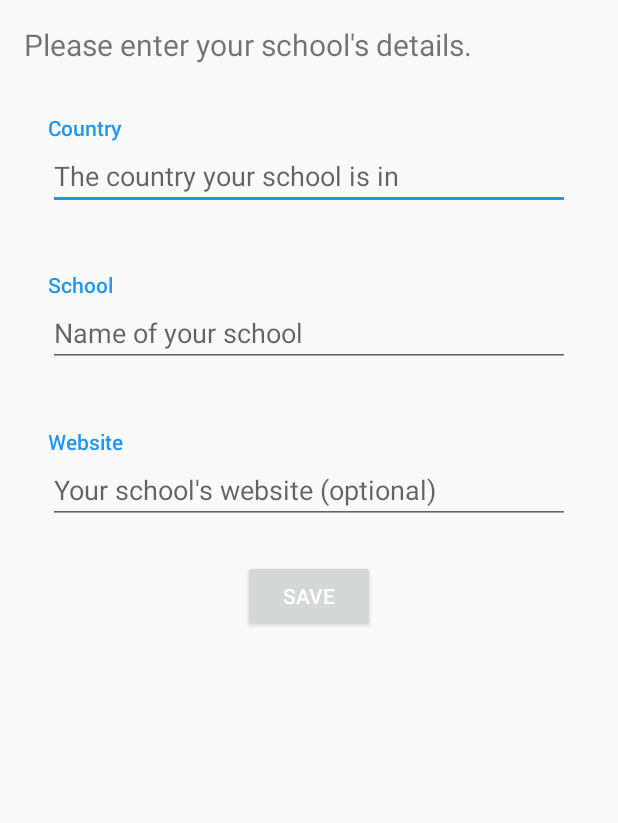
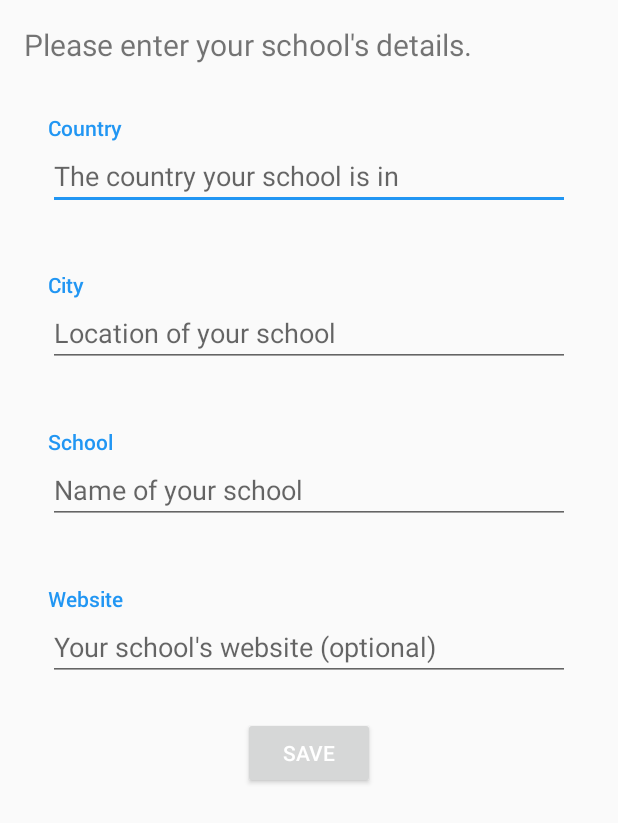
Before and after one commit to mxmla/SchoolManager, an Android app: the fragment MySchoolAddSchoolFragment shown on its own in the app's theme, on a phone screen of 412 x 824 dp. Shown: the top 823 px of the screen. Run offline under Robolectric (Android 15) with nearby library versions, the phone set to English and light mode, and no system bars; 4 statements that could not run were skipped.

Commit message:
Version 2.0.16:
- Added 8 new schools (Germany, Malaysia)
- AddSchool: name of city/location

```diff
--- a/app/build.gradle
+++ b/app/build.gradle
@@ -7,8 +7,8 @@ android {
         applicationId "com.thinc_easy.schoolmanager"
         minSdkVersion 14
         targetSdkVersion 23
-        versionCode 37
-        versionName "2.0.18"
+        versionCode 38
+        versionName "2.0.19"
     }
     buildTypes {
         release {
--- a/app/src/main/java/com/thinc_easy/schoolmanager/MySchoolAddSchoolFragment.java
+++ b/app/src/main/java/com/thinc_easy/schoolmanager/MySchoolAddSchoolFragment.java
@@ -39,12 +39,12 @@ public class MySchoolAddSchoolFragment extends Fragment {
     public static final String DEFAULT_EDIT_FRAGMENT_TAG = "editFragmentTag";
 
     private Tracker mTracker;
-    private String fragmentName, country, school, url, linkText, added, shared;
+    private String fragmentName, country, school, url, linkText, added, shared, city;
     private SharedPreferences prefs;
-    private TextView tvIntro, tvError, tvCountry, tvSchool, tvURL;
+    private TextView tvIntro, tvError, tvCountry, tvSchool, tvURL, tvCity;
     private ScrollView svAddSchool, svShare;
     private Button bAddSchool, bShare;
-    private EditText etCountry, etSchool, etURL;
+    private EditText etCountry, etSchool, etURL, etCity;
 
     @Override
     public View onCreateView(LayoutInflater inflater, ViewGroup container, Bundle savedInstanceState) {
@@ -62,6 +62,7 @@ public class MySchoolAddSchoolFragment extends Fragment {
         tvError = (TextView) v.findViewById(R.id.tvError);
         tvCountry = (TextView) v.findViewById(R.id.tvCountry);
         tvSchool = (TextView) v.findViewById(R.id.tvSchool);
+        tvCity = (TextView) v.findViewById(R.id.tvCity);
         tvURL = (TextView) v.findViewById(R.id.tvURL);
         svAddSchool = (ScrollView) v.findViewById(R.id.svAddSchool);
         svShare = (ScrollView) v.findViewById(R.id.svShare);
@@ -69,6 +70,7 @@ public class MySchoolAddSchoolFragment extends Fragment {
         bShare = (Button) v.findViewById(R.id.bShare);
         etCountry = (EditText) v.findViewById(R.id.etCountry);
         etSchool = (EditText) v.findViewById(R.id.etSchool);
+        etCity = (EditText) v.findViewById(R.id.etCity);
         etURL = (EditText) v.findViewById(R.id.etURL);
 
         linkText = getActivity().getResources().getString(R.string.link_to_play_store_page);
@@ -90,6 +92,7 @@ public class MySchoolAddSchoolFragment extends Fragment {
 
         tvCountry.setTypeface(Typeface.createFromAsset(getActivity().getAssets(), "Roboto-Medium.ttf"));
         tvSchool.setTypeface(Typeface.createFromAsset(getActivity().getAssets(), "Roboto-Medium.ttf"));
+        tvCity.setTypeface(Typeface.createFromAsset(getActivity().getAssets(), "Roboto-Medium.ttf"));
         tvURL.setTypeface(Typeface.createFromAsset(getActivity().getAssets(), "Roboto-Medium.ttf"));
 
         if (Build.VERSION.SDK_INT >= Build.VERSION_CODES.LOLLIPOP) {
@@ -104,18 +107,22 @@ public class MySchoolAddSchoolFragment extends Fragment {
             public void onClick(View v) {
                 country = etCountry.getText().toString();
                 school = etSchool.getText().toString();
+                city = etCity.getText().toString();
                 url = etURL.getText().toString();
 
                 if (country != null && !country.equals("") && !country.equals(" ") &&
-                        school != null && !school.equals("") && !school.equals(" ")){
+                        school != null && !school.equals("") && !school.equals(" ") &&
+                        city != null && !city.equals("") && !city.equals(" ")){
                     tvError.setVisibility(View.INVISIBLE);
 
                     if (url == null) url = "[none]";
 
+                    String id = registerAddSchool(country, school, url);
+
                     mTracker.send(new HitBuilders.EventBuilder()
                             .setCategory("MySchool - Add school")
-                            .setAction("C: "+country+" || S: "+school+" || W: "+url+" || ID: "+
-                                    registerAddSchool(country, school, url))
+                            .setAction("+("+id+") "+country+" | "+city+" | "+school+" | "+url)
+                            .setLabel("+("+id+") "+school+" | "+url)
                             .build());
 
                     added = "true";
--- a/app/src/main/res/layout/fragment_my_school_add_school.xml
+++ b/app/src/main/res/layout/fragment_my_school_add_school.xml
@@ -38,6 +38,28 @@
                 android:layout_marginBottom="@dimen/card_margin"
                 android:layout_marginLeft="@dimen/card_padding"
                 android:hint="@string/my_school_add_school_country_hint"/>
+
+            <TextView
+                android:id="@+id/tvCity"
+                style="@style/CardContentText"
+                android:paddingTop="@dimen/card_padding"
+                android:layout_marginTop="@dimen/card_padding"
+                android:layout_marginStart="@dimen/card_padding"
+                android:layout_marginEnd="@dimen/card_padding"
+                android:layout_width="wrap_content"
+                android:layout_height="wrap_content"
+                android:textColor="@color/color_settings_accent"
+                android:text="@string/my_school_add_school_city"/>
+
+            <EditText
+                android:id="@+id/etCity"
+                android:layout_width="match_parent"
+                android:layout_height="wrap_content"
+                android:layout_marginStart="@dimen/card_padding"
+                android:layout_marginEnd="@dimen/card_padding"
+                android:layout_marginBottom="@dimen/card_margin"
+                android:layout_marginLeft="@dimen/card_padding"
+                android:hint="@string/my_school_add_school_city_hint"/>
 
             <TextView
                 android:id="@+id/tvSchool"
--- a/app/src/main/res/values/strings.xml
+++ b/app/src/main/res/values/strings.xml
@@ -408,14 +408,16 @@
     <string name="my_school_button_settings_select_school">Take me there!</string>
     <string name="my_school_add_school_country_hint">The country your school is in</string>
     <string name="my_school_add_school_school_hint">Name of your school</string>
+    <string name="my_school_add_school_city">City</string>
+    <string name="my_school_add_school_city_hint">Location of your school</string>
     <string name="my_school_add_school_comments">Comments</string>
     <string name="my_school_add_school_comments_hint">(optional)</string>
     <string name="my_school_add_school_url">Website</string>
     <string name="my_school_add_school_url_hint">Your school\'s website (optional)</string>
     <string name="my_school_add_school_share_title">Great!</string>
-    <string name="my_school_add_school_share_text">Your school will soon be added to SchoolManager! :)\n\nTell your friends about it!</string>
+    <string name="my_school_add_school_share_text">We\'re working on adding your school to SchoolManager! :)\n\n(This usually takes 1-3 days.)\n\n\nTell your friends about this app:</string>
     <string name="my_school_add_school_share_button">Share</string>
-    <string name="my_school_add_school_missing_information">Please provide the <b>country</b> and <b>name</b> of your school.</string>
+    <string name="my_school_add_school_missing_information">Please provide the <b>country</b>, <b>location</b> and <b>name</b> of your school.</string>
     <string name="my_school_add_school_not_in_the_list">If your school is not in the list you can</string>
     <string name="my_school_add_school_not_in_the_list_button">My school is not in the list</string>
     <string name="my_school_add_school_title">Please enter your school\'s details.</string>
```
Also changed, not shown: app/src/main/assets/schools/AllSchools.txt (+8 -0 lines), app/src/main/assets/schools/AllSchoolsURLs.txt (+8 -0 lines), app/src/main/java/com/thinc_easy/schoolmanager/MySchoolFragment.java (+14 -0 lines), 2 other files.
